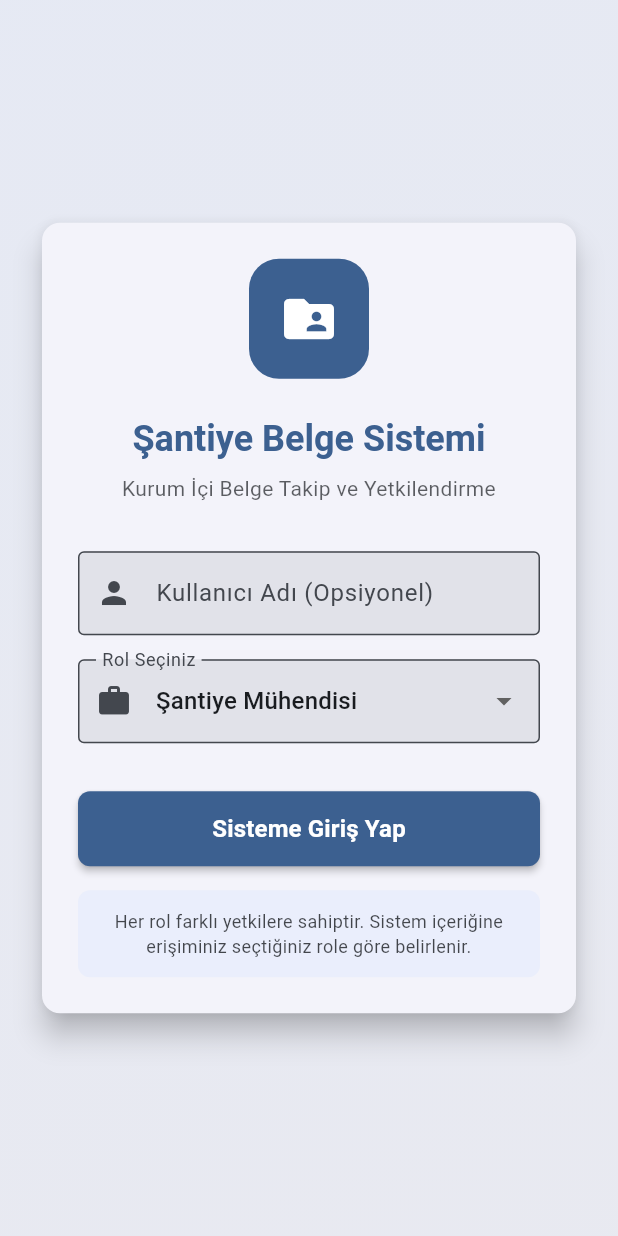
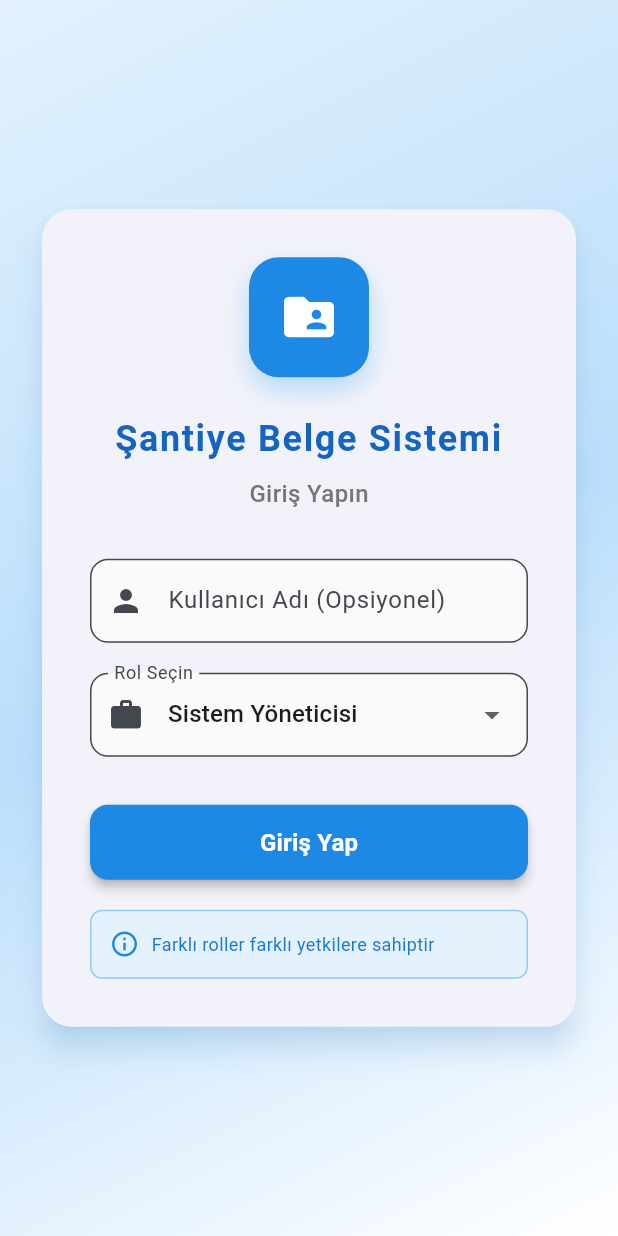
Before and after one commit to smebes/santiye, a Flutter app: the screen it shows after launch, on a phone screen of 412 x 824 dp. Run offline on Flutter 3.47's test engine with Material 3 defaults, Android fonts, the light colour scheme and no system bars; missing offline and left inert: dart:html, syncfusion_flutter_pdfviewer; accounts and stored records are empty.

Commit message:
Giriş sayfası için yeni bir splash ekranı eklendi. Kullanıcı arayüzü ve animasyonlar güncellendi. Ana uygulama teması mavi tonlarıyla yeniden yapılandırıldı. Kullanıcı rolü ve adı ayarları için yeni fonksiyonlar eklendi. Giriş işlemi sırasında animasyonlar ve yükleme göstergesi entegre edildi.

```diff
--- a/lib/main.dart
+++ b/lib/main.dart
@@ -1,14 +1,14 @@
 import 'package:flutter/material.dart';
 import 'package:provider/provider.dart';
 import 'services/app_state.dart';
-import 'pages/login_page.dart';
+import 'pages/splash_screen.dart';
 
 void main() {
   runApp(const MyApp());
 }
 
 class MyApp extends StatelessWidget {
-  const MyApp({super.key});
+  const MyApp({Key? key}) : super(key: key);
 
   @override
   Widget build(BuildContext context) {
@@ -18,25 +18,32 @@ class MyApp extends StatelessWidget {
         title: 'Şantiye Belge Sistemi',
         debugShowCheckedModeBanner: false,
         theme: ThemeData(
-          colorScheme: ColorScheme.fromSeed(seedColor: const Color(0xFF1976D2), brightness: Brightness.light),
+          primarySwatch: Colors.blue,
+          primaryColor: Colors.blue[600],
+          colorScheme: ColorScheme.fromSeed(seedColor: Colors.blue, brightness: Brightness.light),
           useMaterial3: true,
-          appBarTheme: const AppBarTheme(centerTitle: true, elevation: 2),
-          cardTheme: CardThemeData(
+          fontFamily: 'Roboto',
+          appBarTheme: AppBarTheme(
+            backgroundColor: Colors.blue[50],
+            elevation: 2,
+            titleTextStyle: TextStyle(color: Colors.blue[800], fontSize: 18, fontWeight: FontWeight.bold),
+            iconTheme: IconThemeData(color: Colors.blue[700]),
+          ),
+          cardTheme: CardTheme(
             elevation: 4,
+            shadowColor: Colors.blue.withOpacity(0.2),
             shape: RoundedRectangleBorder(borderRadius: BorderRadius.circular(12)),
           ),
           elevatedButtonTheme: ElevatedButtonThemeData(
             style: ElevatedButton.styleFrom(
-              elevation: 2,
+              backgroundColor: Colors.blue[600],
+              foregroundColor: Colors.white,
+              padding: const EdgeInsets.symmetric(horizontal: 24, vertical: 12),
               shape: RoundedRectangleBorder(borderRadius: BorderRadius.circular(8)),
             ),
           ),
-          inputDecorationTheme: InputDecorationTheme(
-            border: OutlineInputBorder(borderRadius: BorderRadius.circular(8)),
-            filled: true,
-          ),
         ),
-        home: const LoginPage(),
+        home: const SplashScreen(),
       ),
     );
   }
--- a/lib/pages/login_page.dart
+++ b/lib/pages/login_page.dart
@@ -5,29 +5,83 @@ import '../services/mock_data.dart';
 import 'document_dashboard.dart';
 
 class LoginPage extends StatefulWidget {
-  const LoginPage({super.key});
+  const LoginPage({Key? key}) : super(key: key);
 
   @override
   State<LoginPage> createState() => _LoginPageState();
 }
 
-class _LoginPageState extends State<LoginPage> {
+class _LoginPageState extends State<LoginPage> with TickerProviderStateMixin {
   final _formKey = GlobalKey<FormState>();
-  final _userNameController = TextEditingController();
-  String _selectedRole = 'engineer';
+  final _usernameController = TextEditingController();
+  String _selectedRole = 'admin';
+  bool _isLoading = false;
+
+  late AnimationController _fadeController;
+  late AnimationController _slideController;
+  late Animation<double> _fadeAnimation;
+  late Animation<Offset> _slideAnimation;
+
+  @override
+  void initState() {
+    super.initState();
+
+    _fadeController = AnimationController(duration: const Duration(milliseconds: 1000), vsync: this);
+
+    _slideController = AnimationController(duration: const Duration(milliseconds: 800), vsync: this);
+
+    _fadeAnimation = Tween<double>(
+      begin: 0.0,
+      end: 1.0,
+    ).animate(CurvedAnimation(parent: _fadeController, curve: Curves.easeInOut));
+
+    _slideAnimation = Tween<Offset>(
+      begin: const Offset(0, 0.3),
+      end: Offset.zero,
+    ).animate(CurvedAnimation(parent: _slideController, curve: Curves.easeOutBack));
+
+    // Animasyonları başlat
+    _fadeController.forward();
+    Future.delayed(const Duration(milliseconds: 300), () {
+      _slideController.forward();
+    });
+  }
 
   @override
   void dispose() {
-    _userNameController.dispose();
+    _fadeController.dispose();
+    _slideController.dispose();
+    _usernameController.dispose();
     super.dispose();
   }
 
-  void _login() {
+  void _login() async {
     if (_formKey.currentState!.validate()) {
+      setState(() {
+        _isLoading = true;
+      });
+
+      // Simüle edilmiş giriş süresi
+      await Future.delayed(const Duration(milliseconds: 1500));
+
+      if (mounted) {
         final appState = Provider.of<AppState>(context, listen: false);
-      appState.login(_userNameController.text, _selectedRole);
+        appState.setUserRole(_selectedRole);
+        appState.setUsername(_usernameController.text.isNotEmpty ? _usernameController.text : 'Kullanıcı');
 
-      Navigator.of(context).pushReplacement(MaterialPageRoute(builder: (context) => const DocumentDashboard()));
+        Navigator.of(context).pushReplacement(
+          PageRouteBuilder(
+            pageBuilder: (context, animation, secondaryAnimation) => const DocumentDashboard(),
+            transitionsBuilder: (context, animation, secondaryAnimation, child) {
+              return SlideTransition(
+                position: Tween<Offset>(begin: const Offset(1.0, 0.0), end: Offset.zero).animate(animation),
+                child: child,
+              );
+            },
+            transitionDuration: const Duration(milliseconds: 500),
+          ),
+        );
+      }
     }
   }
 
@@ -45,33 +99,24 @@ class _LoginPageState extends State<LoginPage> {
           gradient: LinearGradient(
             begin: Alignment.topLeft,
             end: Alignment.bottomRight,
-            colors: [
-              Theme.of(context).colorScheme.primary.withOpacity(0.1),
-              Theme.of(context).colorScheme.secondary.withOpacity(0.1),
-            ],
+            colors: [Colors.blue[50]!, Colors.blue[100]!, Colors.white],
           ),
         ),
+        child: SafeArea(
           child: Center(
             child: SingleChildScrollView(
-            padding: EdgeInsets.all(isDesktop ? 32 : 24),
+              padding: const EdgeInsets.all(24),
+              child: FadeTransition(
+                opacity: _fadeAnimation,
+                child: SlideTransition(
+                  position: _slideAnimation,
                   child: Card(
                     elevation: 8,
+                    shadowColor: Colors.blue.withOpacity(0.3),
+                    shape: RoundedRectangleBorder(borderRadius: BorderRadius.circular(20)),
                     child: Container(
-                constraints: BoxConstraints(
-                  maxWidth:
-                      isDesktop
-                          ? 500
-                          : isTablet
-                          ? 450
-                          : 400,
-                ),
-                padding: EdgeInsets.all(
-                  isDesktop
-                      ? 40
-                      : isTablet
-                      ? 32
-                      : 24,
-                ),
+                      constraints: const BoxConstraints(maxWidth: 400),
+                      padding: const EdgeInsets.all(32),
                       child: Form(
                         key: _formKey,
                         child: Column(
@@ -79,107 +124,135 @@ class _LoginPageState extends State<LoginPage> {
                           children: [
                             // Logo ve başlık
                             Container(
-                        width: isDesktop ? 100 : 80,
-                        height: isDesktop ? 100 : 80,
+                              width: 80,
+                              height: 80,
                               decoration: BoxDecoration(
-                          color: Theme.of(context).colorScheme.primary,
-                          borderRadius: BorderRadius.circular(isDesktop ? 25 : 20),
+                                color: Colors.blue[600],
+                                borderRadius: BorderRadius.circular(20),
+                                boxShadow: [
+                                  BoxShadow(
+                                    color: Colors.blue.withOpacity(0.3),
+                                    blurRadius: 15,
+                                    offset: const Offset(0, 8),
                                   ),
-                        child: Icon(Icons.folder_shared, size: isDesktop ? 50 : 40, color: Colors.white),
+                                ],
                               ),
-                      SizedBox(height: isDesktop ? 32 : 24),
+                              child: const Icon(Icons.folder_shared, size: 40, color: Colors.white),
+                            ),
+
+                            const SizedBox(height: 24),
+
                             Text(
                               'Şantiye Belge Sistemi',
-                        style: Theme.of(context).textTheme.headlineMedium?.copyWith(
+                              style: TextStyle(
+                                fontSize: 24,
                                 fontWeight: FontWeight.bold,
-                          color: Theme.of(context).colorScheme.primary,
-                          fontSize:
-                              isDesktop
-                                  ? 32
-                                  : isTablet
-                                  ? 28
-                                  : 24,
-                        ),
-                      ),
-                      const SizedBox(height: 8),
-                      Text(
-                        'Kurum İçi Belge Takip ve Yetkilendirme',
-                        style: Theme.of(context).textTheme.bodyMedium?.copyWith(
-                          color: Theme.of(context).colorScheme.onSurface.withOpacity(0.7),
-                          fontSize: isDesktop ? 16 : 14,
+                                color: Colors.blue[800],
+                                letterSpacing: 1.1,
                               ),
                               textAlign: TextAlign.center,
                             ),
-                      SizedBox(height: isDesktop ? 40 : 32),
+
+                            const SizedBox(height: 8),
+
+                            Text(
+                              'Giriş Yapın',
+                              style: TextStyle(fontSize: 16, color: Colors.grey[600], fontWeight: FontWeight.w500),
+                            ),
+
+                            const SizedBox(height: 32),
 
                             // Kullanıcı adı alanı
                             TextFormField(
-                        controller: _userNameController,
-                        decoration: const InputDecoration(
+                              controller: _usernameController,
+                              decoration: InputDecoration(
                                 labelText: 'Kullanıcı Adı (Opsiyonel)',
-                          prefixIcon: Icon(Icons.person),
-                          border: OutlineInputBorder(),
+                                hintText: 'Adınızı girin',
+                                prefixIcon: const Icon(Icons.person),
+                                border: OutlineInputBorder(borderRadius: BorderRadius.circular(12)),
+                                filled: true,
+                                fillColor: Colors.grey[50],
                               ),
-                        validator: (value) {
-                          // Kullanıcı adı opsiyonel olduğu için validation yok
-                          return null;
-                        },
                             ),
-                      const SizedBox(height: 16),
+
+                            const SizedBox(height: 20),
 
                             // Rol seçimi
                             DropdownButtonFormField<String>(
                               value: _selectedRole,
-                        decoration: const InputDecoration(
-                          labelText: 'Rol Seçiniz',
-                          prefixIcon: Icon(Icons.work),
-                          border: OutlineInputBorder(),
+                              decoration: InputDecoration(
+                                labelText: 'Rol Seçin',
+                                prefixIcon: const Icon(Icons.work),
+                                border: OutlineInputBorder(borderRadius: BorderRadius.circular(12)),
+                                filled: true,
+                                fillColor: Colors.grey[50],
                               ),
-                        items:
-                            availableRoles.map((role) {
-                              return DropdownMenuItem(value: role, child: Text(roleDisplayNames[role] ?? role));
-                            }).toList(),
+                              items: const [
+                                DropdownMenuItem(value: 'admin', child: Text('Sistem Yöneticisi')),
+                                DropdownMenuItem(value: 'engineer', child: Text('Şantiye Mühendisi')),
+                                DropdownMenuItem(value: 'idari_personel', child: Text('İdari Personel')),
+                                DropdownMenuItem(value: 'kontrol_mühendisi', child: Text('Kontrol Mühendisi')),
+                                DropdownMenuItem(value: 'guest', child: Text('Misafir')),
+                              ],
                               onChanged: (value) {
                                 setState(() {
                                   _selectedRole = value!;
                                 });
                               },
                             ),
-                      SizedBox(height: isDesktop ? 40 : 32),
+
+                            const SizedBox(height: 32),
 
                             // Giriş butonu
                             SizedBox(
                               width: double.infinity,
-                        height: isDesktop ? 56 : 50,
+                              height: 50,
                               child: ElevatedButton(
-                          onPressed: _login,
+                                onPressed: _isLoading ? null : _login,
                                 style: ElevatedButton.styleFrom(
-                            backgroundColor: Theme.of(context).colorScheme.primary,
+                                  backgroundColor: Colors.blue[600],
                                   foregroundColor: Colors.white,
-                            shape: RoundedRectangleBorder(borderRadius: BorderRadius.circular(8)),
+                                  shape: RoundedRectangleBorder(borderRadius: BorderRadius.circular(12)),
+                                  elevation: 3,
                                 ),
-                          child: Text(
-                            'Sisteme Giriş Yap',
-                            style: TextStyle(fontSize: isDesktop ? 18 : 16, fontWeight: FontWeight.bold),
+                                child:
+                                    _isLoading
+                                        ? const SizedBox(
+                                          width: 20,
+                                          height: 20,
+                                          child: CircularProgressIndicator(
+                                            strokeWidth: 2,
+                                            valueColor: AlwaysStoppedAnimation<Color>(Colors.white),
+                                          ),
+                                        )
+                                        : const Text(
+                                          'Giriş Yap',
+                                          style: TextStyle(fontSize: 16, fontWeight: FontWeight.bold),
                                         ),
                               ),
                             ),
-                      const SizedBox(height: 16),
+
+                            const SizedBox(height: 20),
 
                             // Bilgi metni
                             Container(
-                        padding: EdgeInsets.all(isDesktop ? 16 : 12),
+                              padding: const EdgeInsets.all(12),
                               decoration: BoxDecoration(
-                          color: Theme.of(context).colorScheme.primaryContainer.withOpacity(0.3),
+                                color: Colors.blue[50],
                                 borderRadius: BorderRadius.circular(8),
+                                border: Border.all(color: Colors.blue[200]!),
                               ),
+                              child: Row(
+                                children: [
+                                  Icon(Icons.info_outline, color: Colors.blue[600], size: 20),
+                                  const SizedBox(width: 8),
+                                  Expanded(
                                     child: Text(
-                          'Her rol farklı yetkilere sahiptir. Sistem içeriğine erişiminiz seçtiğiniz role göre belirlenir.',
-                          style: TextStyle(
-                            fontSize: isDesktop ? 14 : 12,
-                            color: Theme.of(context).colorScheme.onSurface.withOpacity(0.8),
+                                      'Farklı roller farklı yetkilere sahiptir',
+                                      style: TextStyle(fontSize: 12, color: Colors.blue[700]),
                                     ),
-                          textAlign: TextAlign.center,
+                                  ),
+                                ],
                               ),
                             ),
                           ],
@@ -190,6 +263,9 @@ class _LoginPageState extends State<LoginPage> {
                 ),
               ),
             ),
+          ),
+        ),
+      ),
     );
   }
 }
```
Also changed, not shown: lib/pages/splash_screen.dart (added, +166 -0 lines), lib/services/app_state.dart (+28 -0 lines). Lines whose indentation alone changed are shown as unchanged.
